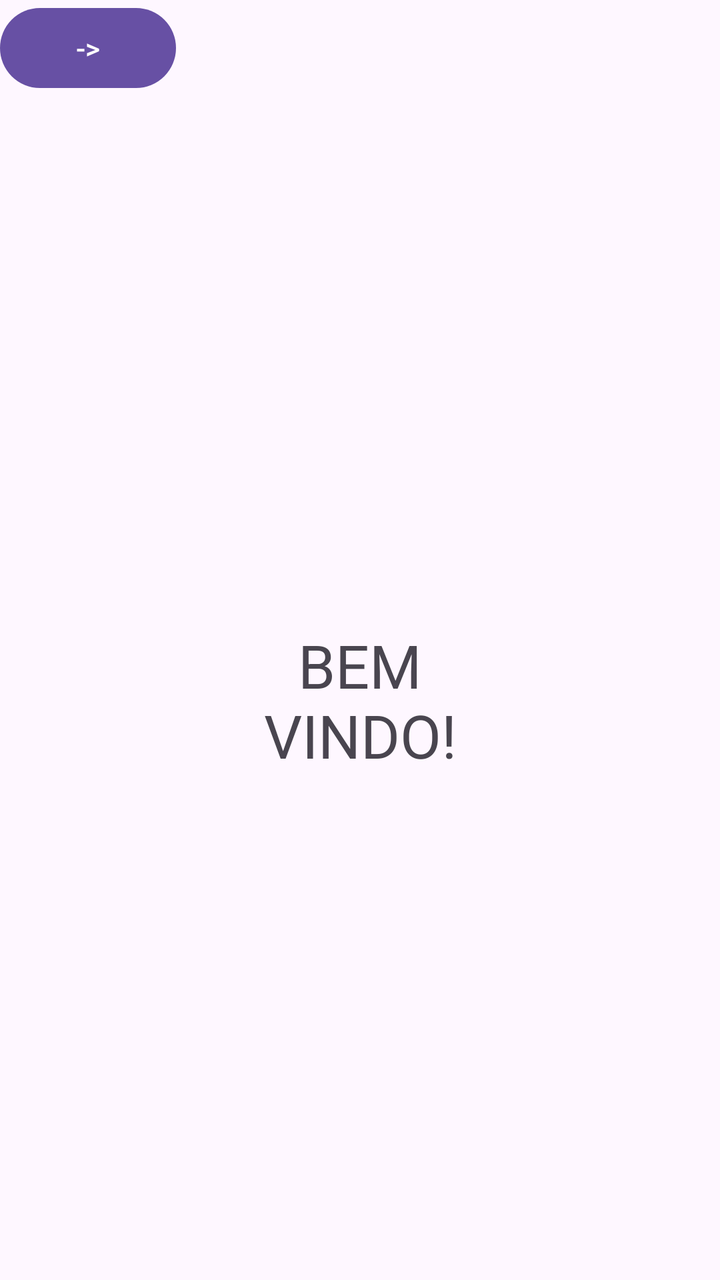
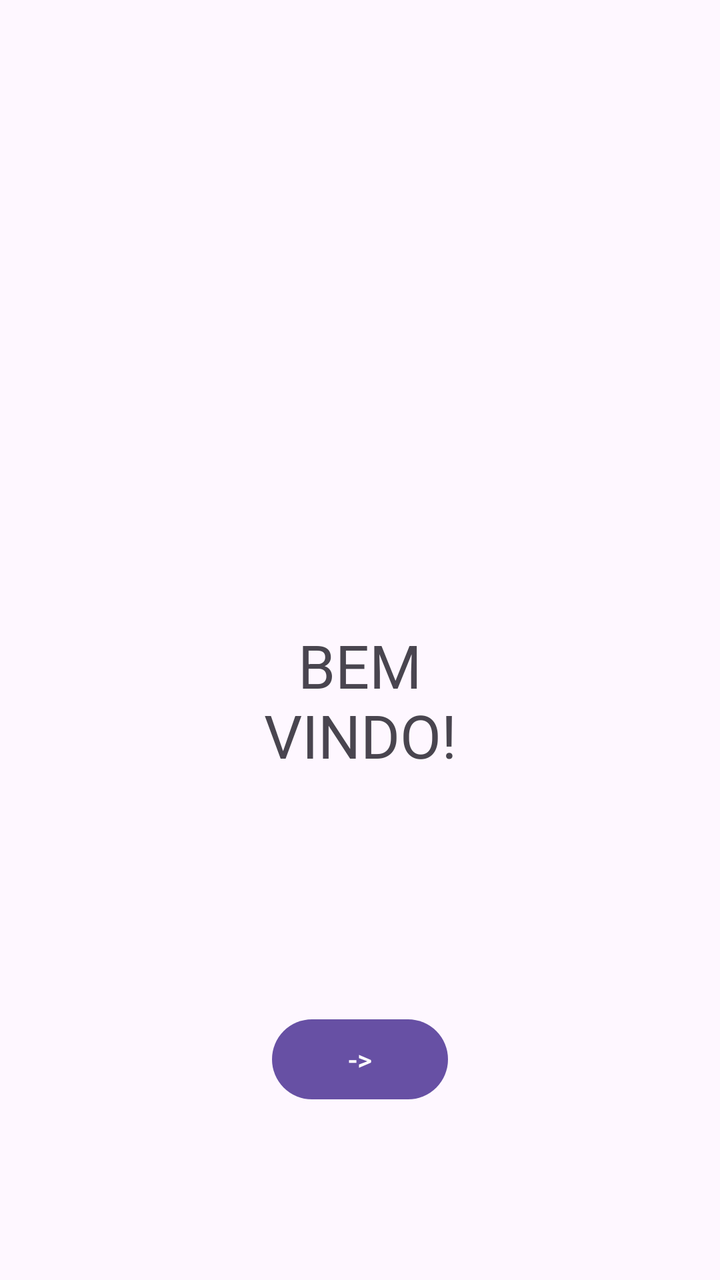

An Android layout rendered at two revisions. The XML below is the earlier revision; the diff shows what the commit changed to produce the second picture.
<!-- AndroidManifest.xml: application theme Theme.AppPAM -->
<!-- res/layout/activity_main.xml -->
<?xml version="1.0" encoding="utf-8"?>
<androidx.constraintlayout.widget.ConstraintLayout xmlns:android="http://schemas.android.com/apk/res/android"
    xmlns:app="http://schemas.android.com/apk/res-auto"
    xmlns:tools="http://schemas.android.com/tools"
    android:id="@+id/main"
    android:layout_width="match_parent"
    android:layout_height="match_parent"
    tools:context=".MainActivity">

    <TextView
        android:layout_width="159dp"
        android:layout_height="107dp"
        android:text="BEM VINDO!"
        android:textAlignment="center"
        android:textSize="30sp"
        app:layout_constraintBottom_toBottomOf="parent"
        app:layout_constraintEnd_toEndOf="parent"
        app:layout_constraintStart_toStartOf="parent"
        app:layout_constraintTop_toTopOf="parent"
        app:layout_constraintVertical_bias="0.586"
        tools:ignore="ExtraText" />

    <Button
        android:id="@+id/btnProxima"
        android:layout_width="wrap_content"
        android:layout_height="wrap_content"
        android:text="->"
        tools:ignore="MissingConstraints"
        tools:layout_editor_absoluteX="161dp"
        tools:layout_editor_absoluteY="661dp" />

</androidx.constraintlayout.widget.ConstraintLayout>
<!-- resources referenced by this layout -->
<resources>
  <style name="Theme.AppPAM" parent="Base.Theme.AppPAM" />
  <style name="Base.Theme.AppPAM" parent="Theme.Material3.DayNight.NoActionBar">
          
          
      </style>
</resources>

<!-- the commit's change to res/layout/activity_main.xml (unified diff, before → after) -->
@@ -8,6 +8,7 @@
     tools:context=".MainActivity">
 
     <TextView
+        android:id="@+id/textView"
         android:layout_width="159dp"
         android:layout_height="107dp"
         android:text="BEM VINDO!"
@@ -25,8 +26,12 @@
         android:layout_width="wrap_content"
         android:layout_height="wrap_content"
         android:text="->"
-        tools:ignore="MissingConstraints"
-        tools:layout_editor_absoluteX="161dp"
-        tools:layout_editor_absoluteY="661dp" />
+        app:layout_constraintBottom_toBottomOf="parent"
+        app:layout_constraintEnd_toEndOf="parent"
+        app:layout_constraintHorizontal_bias="0.5"
+        app:layout_constraintStart_toStartOf="parent"
+        app:layout_constraintTop_toBottomOf="@+id/textView"
+        app:layout_constraintVertical_bias="0.5"
+        tools:ignore="MissingConstraints" />
 
 </androidx.constraintlayout.widget.ConstraintLayout>
